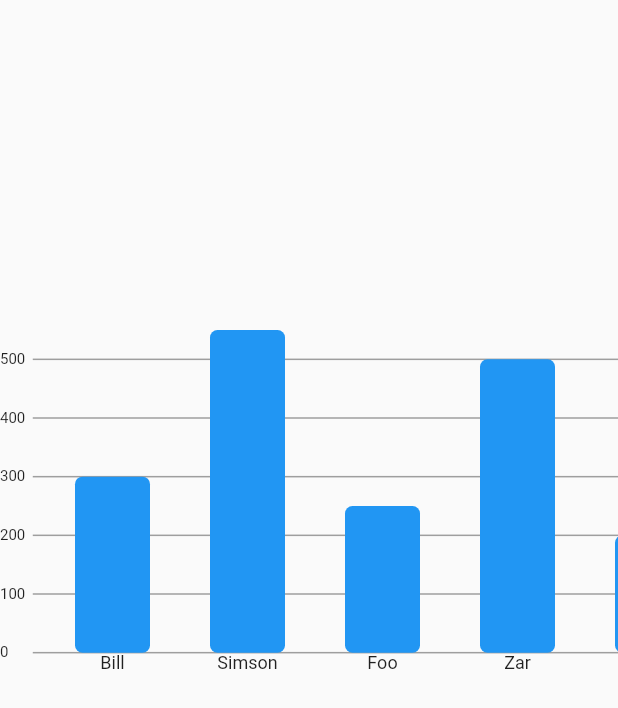
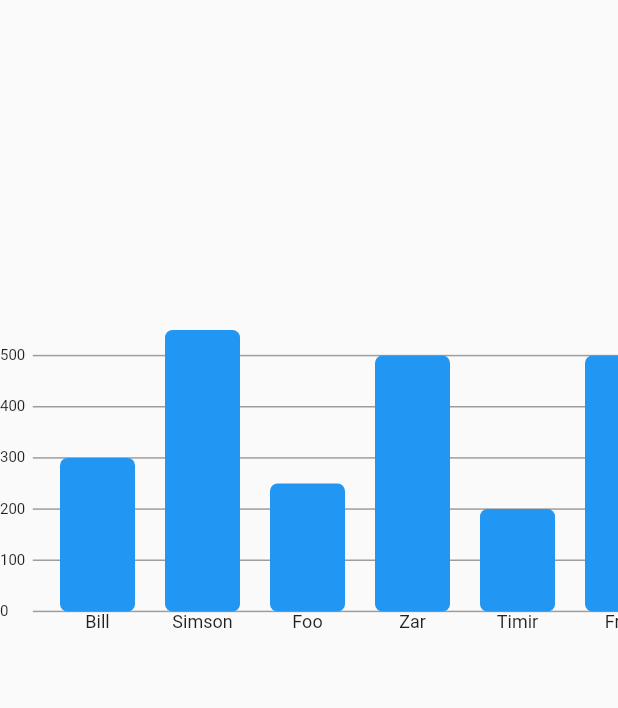
Before and after one commit to nguyenchiemdu/flutter_barchart, a Flutter app: the screen it shows after launch, on a phone screen of 412 x 824 dp. Shown: the top 708 px of the screen. Run offline on Flutter 3.47's test engine with Material 2 defaults, Android fonts, the phone set to English and light mode, and no system bars.

Commit message:
feature: implement generic type for chart

```diff
--- a/lib/bar_chart/bar_chart_wrapper.dart
+++ b/lib/bar_chart/bar_chart_wrapper.dart
@@ -1,15 +1,18 @@
 import 'dart:async';
 import 'dart:math';
 
-import 'package:chart_animation/bar_chart/model/bar.dart';
 import 'package:flutter/material.dart';
 
 const kDefaultBarDecoration = BoxDecoration(
     color: Colors.blue, borderRadius: BorderRadius.all(Radius.circular(5)));
 const kIndicatorTextStyle = TextStyle(fontSize: 10);
 const kTitleTextStyle = TextStyle(fontSize: 12);
+typedef ValueFunc<T> = double Function(T);
+typedef TitleFunc<T> = String Function(T);
+typedef LineTextFormat<T> = String Function(double);
+typedef OnBarTapFunc<T> = void Function(T)?;
 
-class BarChartWrapper extends StatefulWidget {
+class BarChartWrapper<T> extends StatefulWidget {
   const BarChartWrapper(
       {required this.listBar,
       this.paddingBottom = 0,
@@ -22,37 +25,71 @@ class BarChartWrapper extends StatefulWidget {
       this.barDecoration = kDefaultBarDecoration,
       this.lineColor = Colors.grey,
       required this.indicatorBuilder,
-      required this.onBarTap,
+      required this.getTitle,
+      required this.getValue,
+      required this.lineTextFormat,
+      this.onBarTap,
       Key? key})
       : super(key: key);
-  final List<Bar> listBar;
+  final List<T> listBar;
   final double paddingTop;
   final double paddingBottom;
   final double barWidth;
   final double barMargin;
-  final String Function(double) indicatorBuilder;
+  final double barPaddingLeft;
+
+  /// Builder for value on the top of Barchart when tapped
+  final TitleFunc<T> indicatorBuilder;
+
+  /// Function for format indicator line in the background of
+  final LineTextFormat lineTextFormat;
+
+  /// Text style of indicator
   final TextStyle indicatorTextStyle;
+
+  /// Text style of title
   final TextStyle titleTextStyle;
+
+  /// Style of bar chart
   final BoxDecoration barDecoration;
-  final void Function(Bar) onBarTap;
+  final OnBarTapFunc<T> onBarTap;
+
+  /// Function to get Value of Bar Chart
+  final ValueFunc<T> getValue;
+
+  /// Function to get Title of Bar Chart
+  final TitleFunc<T> getTitle;
+
+  /// Indicator line Color
   final Color lineColor;
-  final double barPaddingLeft;
+
   @override
-  State<BarChartWrapper> createState() => _BarChartWrapperState();
+  State<BarChartWrapper<T>> createState() => _BarChartWrapperState();
 }
 
-class _BarChartWrapperState extends State<BarChartWrapper> {
+class _BarChartWrapperState<T> extends State<BarChartWrapper<T>> {
+  // max height of widget
   late double maxHeight;
+  // max width of widget
   late double maxWidth;
+  // the number of indicator line
   late int maxLine;
+  // the round value of the max values among of bars
   late double maxRoundValue;
+  // the value between two indicator
   late double spacer;
+  // the actually height of spacer in screen
   late double spacerHeight;
-  late List<Bar> listBar = widget.listBar;
+
+  /// list of bar
+  late List<T> listBar = widget.listBar;
   late double paddingBottom = widget.paddingBottom;
   late double paddingTop = widget.paddingTop;
+  // space between two bars
   late double barMargin = widget.barMargin;
+  // the minimun width of text indicator
   late double indicatorTextWidth;
+  // the value between two indicator but rounded
   late int base;
   final StreamController<int> _tappedIndexController = StreamController<int>();
   @override
@@ -68,12 +105,14 @@ class _BarChartWrapperState extends State<BarChartWrapper> {
   }
 
   void initData() {
+    // get max value among of list Bar
     double maxValue = 0;
-    for (Bar bar in listBar) {
-      if (bar.value > maxValue) {
-        maxValue = bar.value;
+    for (T bar in listBar) {
+      if (widget.getValue(bar) > maxValue) {
+        maxValue = widget.getValue(bar);
       }
     }
+    // calculate Base
     base = pow(10, (maxValue.toInt()).toString().length - 1) as int;
     maxLine = (maxValue ~/ base) + 1;
     maxRoundValue = maxValue - maxValue % base;
@@ -83,7 +122,7 @@ class _BarChartWrapperState extends State<BarChartWrapper> {
     for (int i = 0; i < maxLine; i++) {
       indicatorTextWidth = max(
           indicatorTextWidth,
-          _textWidth(widget.indicatorBuilder(spacer * (maxLine - i)),
+          _textWidth(widget.lineTextFormat(spacer * (maxLine - i)),
               widget.indicatorTextStyle));
     }
   }
@@ -93,7 +132,7 @@ class _BarChartWrapperState extends State<BarChartWrapper> {
     return LayoutBuilder(builder: ((context, constraints) {
       maxHeight = constraints.maxHeight;
       maxWidth = constraints.maxWidth;
-      spacerHeight = (maxHeight - paddingBottom - paddingTop) / maxLine;
+      spacerHeight = _spacerHeight;
       return SingleChildScrollView(
         scrollDirection: Axis.horizontal,
         child: Stack(
@@ -115,8 +154,7 @@ class _BarChartWrapperState extends State<BarChartWrapper> {
         Container(
           height: paddingTop,
         ),
-        ...List.generate(
-            maxLine, (index) => _line(spacer * (maxLine - index - 1))),
+        ...List.generate(maxLine, (index) => _line(getLineValue(index))),
         Container(
           height: paddingBottom,
         )
@@ -135,7 +173,7 @@ class _BarChartWrapperState extends State<BarChartWrapper> {
           SizedBox(
               width: indicatorTextWidth,
               child: Text(
-                widget.indicatorBuilder(value),
+                widget.lineTextFormat(value),
                 style: widget.indicatorTextStyle,
               )),
           const SizedBox(
@@ -165,12 +203,15 @@ class _BarChartWrapperState extends State<BarChartWrapper> {
           (index) => GestureDetector(
             onTap: () {
               _tappedIndexController.add(index);
-              widget.onBarTap(listBar[index]);
+              if (widget.onBarTap != null) {
+                widget.onBarTap!(listBar[index]);
+              }
             },
             child: TweenAnimationBuilder<double>(
                 tween: Tween<double>(
                     begin: 10,
-                    end: (widget.listBar[index].value / base) * spacerHeight),
+                    end: (widget.getValue(widget.listBar[index]) / base) *
+                        spacerHeight),
                 duration: const Duration(milliseconds: 500),
                 curve: Curves.bounceOut,
                 builder: (context, height, child) {
@@ -199,7 +240,7 @@ class _BarChartWrapperState extends State<BarChartWrapper> {
               margin: EdgeInsets.symmetric(horizontal: barMargin),
               width: widget.barWidth,
               child: Text(
-                listBar[index].title,
+                widget.getTitle(listBar[index]),
                 textAlign: TextAlign.center,
                 style: widget.titleTextStyle,
               ),
@@ -222,11 +263,12 @@ class _BarChartWrapperState extends State<BarChartWrapper> {
                   (widget.barWidth) * (index),
               bottom: spacerHeight / 2 +
                   paddingBottom +
-                  (widget.listBar[index].value / base) * spacerHeight,
+                  (widget.getValue(widget.listBar[index]) / base) *
+                      spacerHeight,
               child: SizedBox(
                 width: widget.barWidth,
                 child: Text(
-                  widget.indicatorBuilder(listBar[index].value),
+                  widget.indicatorBuilder(listBar[index]),
                   textAlign: TextAlign.center,
                   style: widget.indicatorTextStyle,
                 ),
@@ -238,6 +280,12 @@ class _BarChartWrapperState extends State<BarChartWrapper> {
     return (2 * barMargin + widget.barWidth) * listBar.length + 30;
   }
 
+  double get _spacerHeight =>
+      (maxHeight - paddingBottom - paddingTop) / maxLine;
+  double getLineValue(int index) {
+    return spacer * (maxLine - index - 1);
+  }
+
   double _textWidth(String text, TextStyle style) {
     final TextPainter textPainter = TextPainter(
         text: TextSpan(text: text, style: style),
--- a/lib/main.dart
+++ b/lib/main.dart
@@ -60,16 +60,19 @@ class _MyHomePageState extends State<MyHomePage> {
           ),
           SizedBox(
               height: MediaQuery.of(context).size.height / 3,
-              child: BarChartWrapper(
+              child: BarChartWrapper<Bar>(
                 listBar: listbar,
-                paddingBottom: 20,
+                paddingBottom: 50,
                 paddingTop: 20,
                 barWidth: 50,
-                indicatorBuilder: (value) {
-                  String text = (value.toInt()).toString();
+                barMargin: 10,
+                indicatorBuilder: (bar) {
+                  String text = (bar.value.toInt()).toString();
                   return text;
                 },
-                onBarTap: (bar) {},
+                lineTextFormat: (value) => value.toInt().toString(),
+                getTitle: (bar) => bar.title,
+                getValue: (bar) => bar.value,
               )),
         ],
       )),
```
